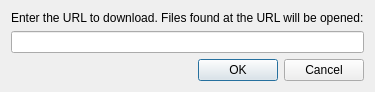
First picture: the form in Geometrize/dialog/openurldialog.ui, repository Tw1ddle/geometrize, before the edit.
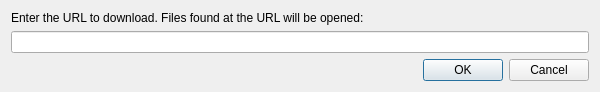
Second picture: the form after the edit.

Patch:
```diff
--- a/Geometrize/dialog/openurldialog.ui
+++ b/Geometrize/dialog/openurldialog.ui
@@ -9,7 +9,7 @@
    <rect>
     <x>0</x>
     <y>0</y>
-    <width>350</width>
+    <width>600</width>
     <height>77</height>
    </rect>
   </property>
```
